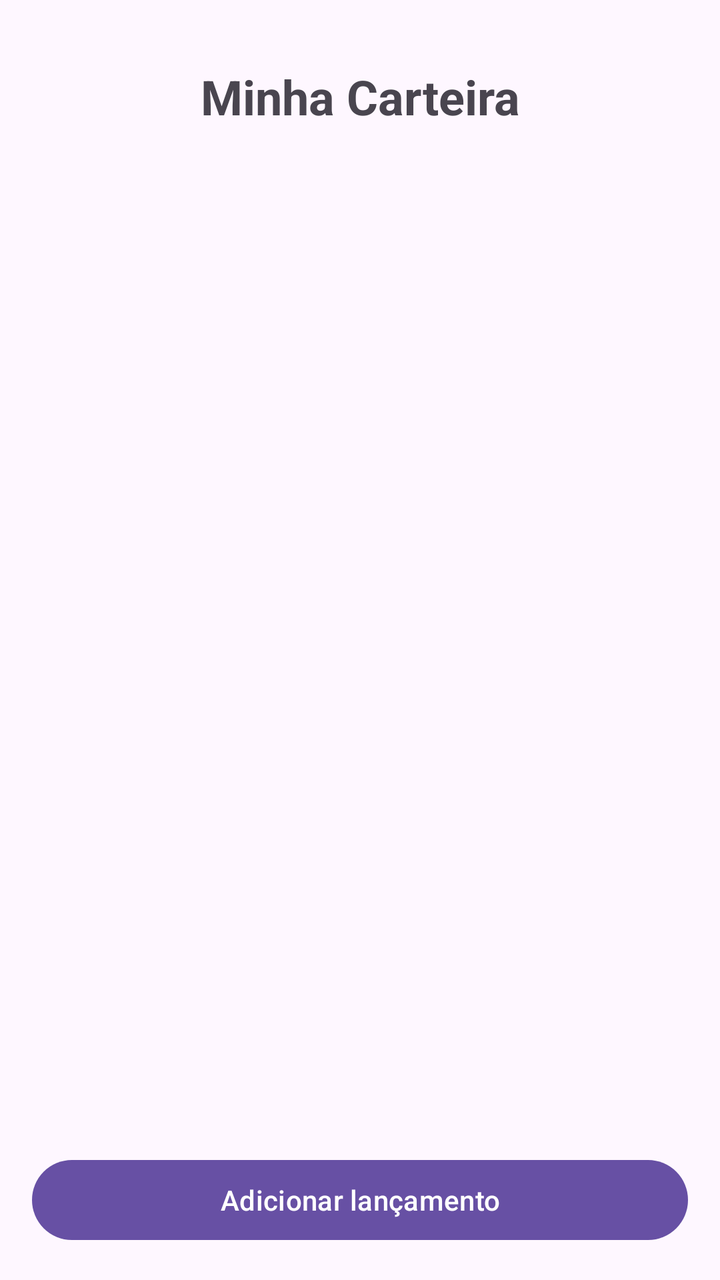
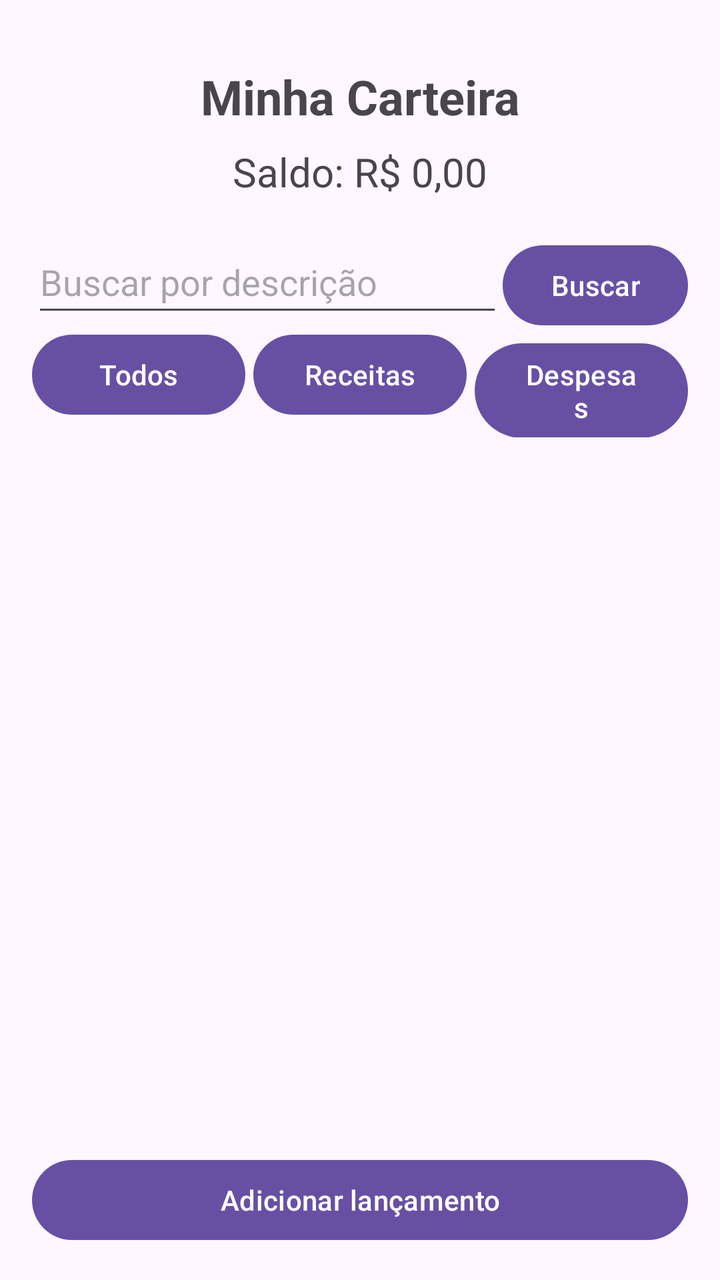

Before-and-after screenshots of an Android layout around one commit, followed by the original layout XML and the change that was made.
<!-- AndroidManifest.xml: application theme Theme.Carteira -->
<!-- res/layout/activity_main.xml -->
<?xml version="1.0" encoding="utf-8"?>
<LinearLayout xmlns:android="http://schemas.android.com/apk/res/android"
    android:id="@+id/main"
    android:layout_width="match_parent"
    android:layout_height="match_parent"
    android:orientation="vertical"
    android:padding="16dp">

    <TextView
        android:layout_width="match_parent"
        android:layout_height="wrap_content"
        android:paddingTop="16dp"
        android:text="Minha Carteira"
        android:textAlignment="center"
        android:textSize="24sp"
        android:textStyle="bold" />

    <ListView
        android:id="@+id/lvTransacoes"
        android:layout_width="match_parent"
        android:layout_height="wrap_content"
        android:layout_weight="1"
        android:paddingTop="16dp"
        android:paddingBottom="16dp" />

    <TextView
        android:id="@+id/tvEmpty"
        android:layout_width="match_parent"
        android:layout_height="0dp"
        android:layout_weight="1"
        android:paddingTop="30dp"
        android:text="Nenhum lançamento cadastrado"
        android:textAlignment="center"
        android:visibility="gone" />

    <Button
        android:layout_width="match_parent"
        android:layout_height="wrap_content"
        android:layout_gravity="center_horizontal"
        android:layout_weight="0"
        android:onClick="newTransacao"
        android:text="Adicionar lançamento" />

</LinearLayout>
<!-- resources referenced by this layout -->
<resources>
  <style name="Theme.Carteira" parent="Base.Theme.Carteira" />
  <style name="Base.Theme.Carteira" parent="Theme.Material3.DayNight.NoActionBar">
          
          
      </style>
</resources>

<!-- the commit's change to res/layout/activity_main.xml (unified diff, before → after) -->
@@ -14,6 +14,68 @@
         android:textAlignment="center"
         android:textSize="24sp"
         android:textStyle="bold" />
+
+    <TextView
+        android:id="@+id/tvSaldo"
+        android:layout_width="match_parent"
+        android:layout_height="wrap_content"
+        android:paddingTop="8dp"
+        android:paddingBottom="16dp"
+        android:text="Saldo: R$ 0,00"
+        android:textAlignment="center"
+        android:textSize="20sp" />
+
+    
+    <LinearLayout
+        android:layout_width="match_parent"
+        android:layout_height="wrap_content"
+        android:orientation="horizontal">
+
+        <EditText
+            android:id="@+id/etBusca"
+            android:layout_width="0dp"
+            android:layout_height="wrap_content"
+            android:layout_weight="1"
+            android:minHeight="48dp"
+            android:hint="Buscar por descrição"
+            android:inputType="text" />
+
+        <Button
+            android:layout_width="wrap_content"
+            android:layout_height="wrap_content"
+            android:onClick="buscar"
+            android:text="Buscar" />
+    </LinearLayout>
+
+    
+    <LinearLayout
+        android:layout_width="match_parent"
+        android:layout_height="wrap_content"
+        android:orientation="horizontal">
+
+        <Button
+            android:layout_width="0dp"
+            android:layout_height="wrap_content"
+            android:layout_weight="1"
+            android:onClick="filtrarTodos"
+            android:text="Todos" />
+
+        <Button
+            android:layout_width="0dp"
+            android:layout_height="wrap_content"
+            android:layout_marginStart="4dp"
+            android:layout_weight="1"
+            android:onClick="filtrarReceitas"
+            android:text="Receitas" />
+
+        <Button
+            android:layout_width="0dp"
+            android:layout_height="wrap_content"
+            android:layout_marginStart="4dp"
+            android:layout_weight="1"
+            android:onClick="filtrarDespesas"
+            android:text="Despesas" />
+    </LinearLayout>
 
     <ListView
         android:id="@+id/lvTransacoes"
